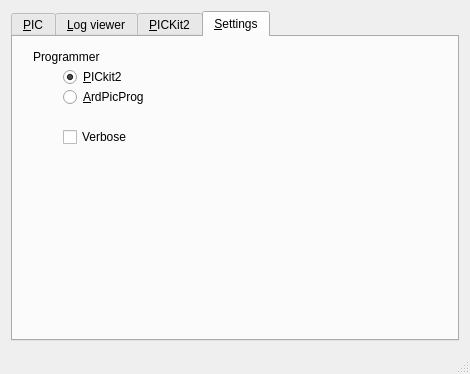
Qt form mainwindow.ui (Ho-Ro/QPICkit) before a commit.
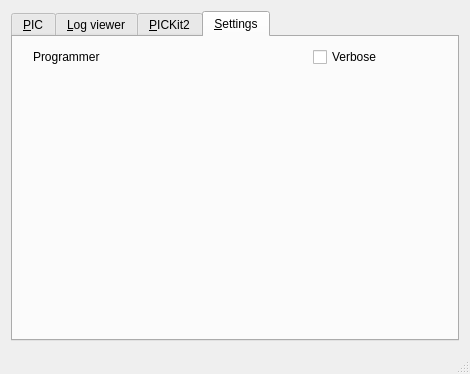
The same form after that commit. The open tabs and pages were chosen to show the change. Icons and pictures are not drawn.

Commit message: dynamically create programmer buttons for each programmer

What changed in the file:
```diff
--- a/mainwindow.ui
+++ b/mainwindow.ui
@@ -352,44 +352,6 @@
        <attribute name="title">
         <string>&amp;Settings</string>
        </attribute>
-       <widget class="QRadioButton" name="pk2RadioButton">
-        <property name="geometry">
-         <rect>
-          <x>50</x>
-          <y>30</y>
-          <width>100</width>
-          <height>20</height>
-         </rect>
-        </property>
-        <property name="text">
-         <string>&amp;PICkit2</string>
-        </property>
-        <property name="checked">
-         <bool>true</bool>
-        </property>
-        <attribute name="buttonGroup">
-         <string notr="true">buttonGroup</string>
-        </attribute>
-       </widget>
-       <widget class="QRadioButton" name="appRadioButton">
-        <property name="geometry">
-         <rect>
-          <x>50</x>
-          <y>50</y>
-          <width>100</width>
-          <height>20</height>
-         </rect>
-        </property>
-        <property name="text">
-         <string>&amp;ArdPicProg</string>
-        </property>
-        <property name="checked">
-         <bool>false</bool>
-        </property>
-        <attribute name="buttonGroup">
-         <string notr="true">buttonGroup</string>
-        </attribute>
-       </widget>
        <widget class="QLabel" name="programmerLabel">
         <property name="geometry">
          <rect>
@@ -406,8 +368,8 @@
        <widget class="QCheckBox" name="verboseCheckBox">
         <property name="geometry">
          <rect>
-          <x>50</x>
-          <y>90</y>
+          <x>300</x>
+          <y>10</y>
           <width>100</width>
           <height>20</height>
          </rect>
```
Left out of the diff: 3 changed lines with no effect on the pictures. The commit also changes 3 other files.
